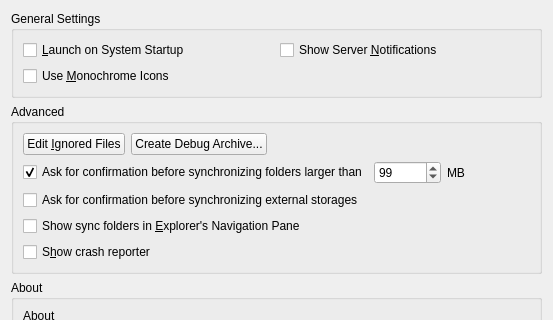
freeman37/desktop, file src/gui/generalsettings.ui: the form before one commit; both pictures show x 0 to 553 and y 0 to 320 of the 553 by 558 pixel window.
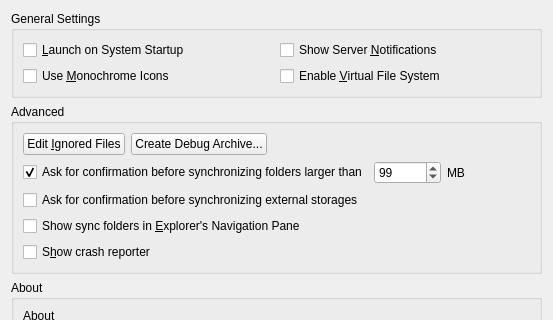
The form after the commit.

Commit message:
Fix general settings for virtual drive setting
Minor fix: use ifdef for windows header

The edit to the form file:
```diff
--- a/src/gui/generalsettings.ui
+++ b/src/gui/generalsettings.ui
@@ -90,6 +90,13 @@
         </property>
        </widget>
       </item>
+      <item row="1" column="1">
+       <widget class="QCheckBox" name="virtualFileSystemCheckbox">
+        <property name="text">
+         <string>Enable &amp;Virtual File System</string>
+        </property>
+       </widget>
+      </item>
      </layout>
     </widget>
    </item>
```
